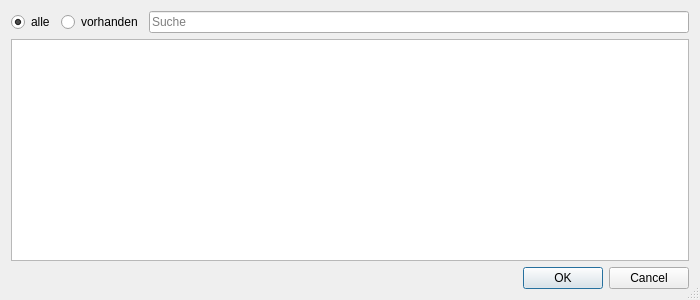
Qt form kleiner-brauhelfer/dialogs/dlgrohstoffauswahl.ui (kleiner-brauhelfer/kleiner-brauhelfer-2) before a commit.
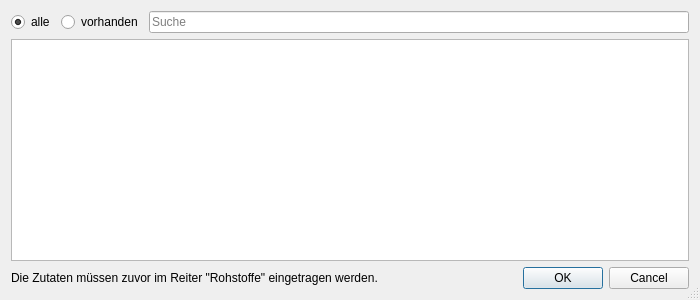
The same form after that commit. Custom widgets are drawn as their Qt base class.

What changed in the file:
```diff
--- a/kleiner-brauhelfer/dialogs/dlgrohstoffauswahl.ui
+++ b/kleiner-brauhelfer/dialogs/dlgrohstoffauswahl.ui
@@ -86,11 +86,22 @@
     </widget>
    </item>
    <item>
+    <layout class="QHBoxLayout" name="horizontalLayout_2">
+     <item>
+      <widget class="QLabel" name="label_2">
+       <property name="text">
+        <string>Die Zutaten müssen zuvor im Reiter &quot;Rohstoffe&quot; eingetragen werden.</string>
+       </property>
+      </widget>
+     </item>
+     <item>
     <widget class="QDialogButtonBox" name="buttonBox">
      <property name="standardButtons">
       <set>QDialogButtonBox::Cancel|QDialogButtonBox::Ok</set>
      </property>
     </widget>
+     </item>
+    </layout>
    </item>
   </layout>
  </widget>
```
Lines whose indentation alone changed are shown as unchanged.
